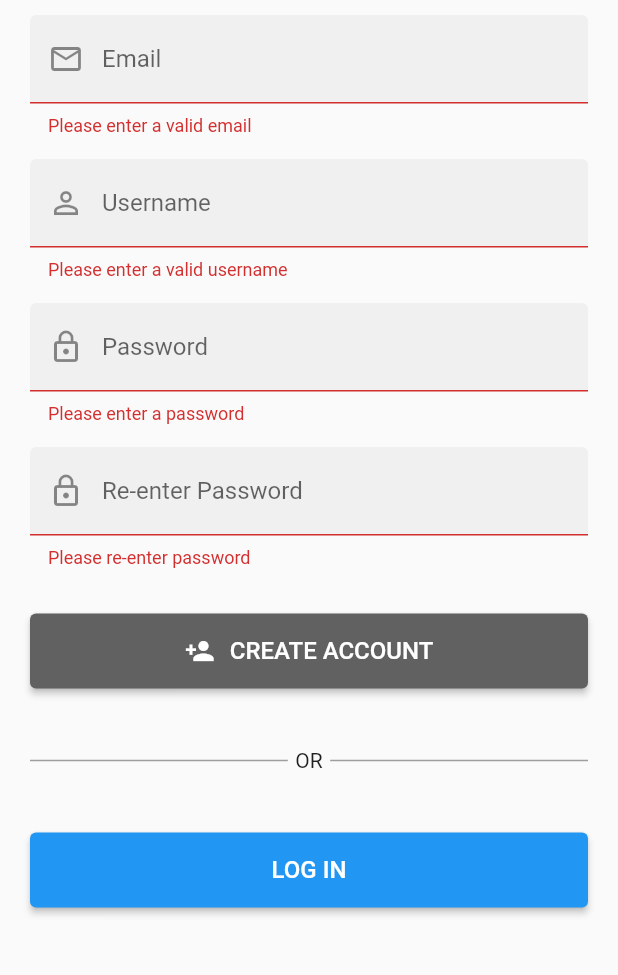
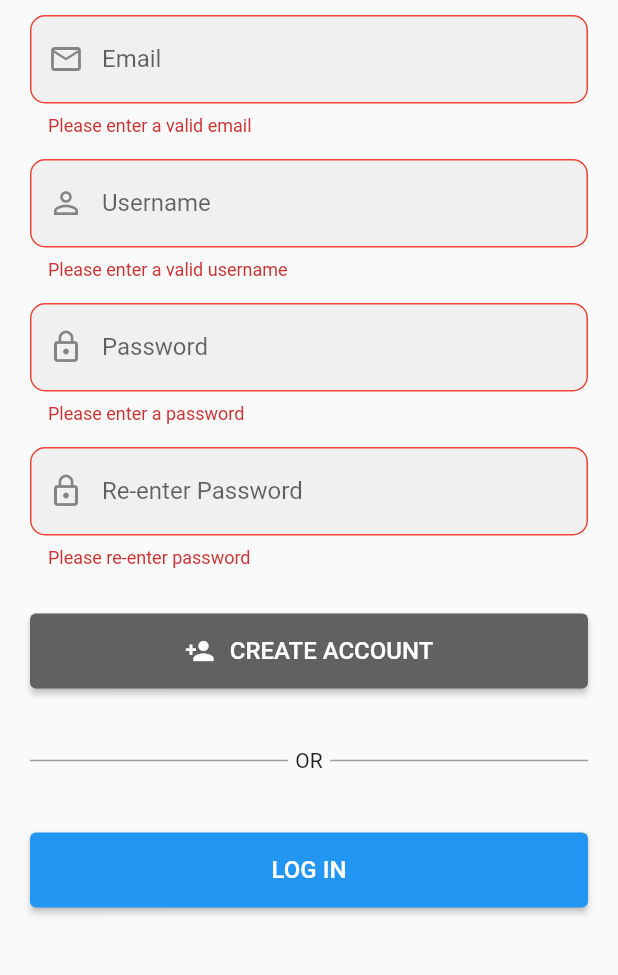
Before and after one commit to PeterRegas/TobogganApp, a Flutter app: the CreateAccountPage screen opened directly, after a tap on "CREATE ACCOUNT", on a phone screen of 412 x 824 dp, the part 180-1155 px from its top. Run offline on Flutter 3.47's test engine with Material 2 defaults, Android fonts, the phone set to English and light mode, and no system bars; our stand-ins replace flutter_map, geocoding, geolocator, latlong2, material_floating_search_bar; network calls fail; Roboto replaces fonts that are missing (Lucida).

Commit message:
updated textfields

```diff
--- a/lib/views/create_account/create_account.dart
+++ b/lib/views/create_account/create_account.dart
@@ -52,6 +52,12 @@ class _CreateAccountState extends State<CreateAccount> {
                 decoration: InputDecoration(
                   prefixIcon: Icon(Icons.mail_outline),
                   label: Text('Email', style: TextStyle(fontSize: 16)),
+                  errorBorder: OutlineInputBorder(
+                      borderRadius: BorderRadius.all(Radius.circular(10.0)),
+                      borderSide: BorderSide(color: Colors.red)),
+                  focusedErrorBorder: OutlineInputBorder(
+                      borderRadius: BorderRadius.all(Radius.circular(10.0)),
+                      borderSide: BorderSide(color: Colors.red)),
                   focusedBorder: OutlineInputBorder(
                       borderRadius: BorderRadius.all(Radius.circular(10.0)),
                       borderSide: BorderSide(color: Colors.blue)),
@@ -77,6 +83,12 @@ class _CreateAccountState extends State<CreateAccount> {
                 decoration: InputDecoration(
                   prefixIcon: Icon(Icons.person_outline),
                   label: Text('Username', style: TextStyle(fontSize: 16)),
+                  errorBorder: OutlineInputBorder(
+                      borderRadius: BorderRadius.all(Radius.circular(10.0)),
+                      borderSide: BorderSide(color: Colors.red)),
+                  focusedErrorBorder: OutlineInputBorder(
+                      borderRadius: BorderRadius.all(Radius.circular(10.0)),
+                      borderSide: BorderSide(color: Colors.red)),
                   focusedBorder: OutlineInputBorder(
                       borderRadius: BorderRadius.all(Radius.circular(10.0)),
                       borderSide: BorderSide(color: Colors.blue)),
@@ -103,6 +115,12 @@ class _CreateAccountState extends State<CreateAccount> {
                 decoration: InputDecoration(
                   prefixIcon: Icon(Icons.lock_outline),
                   label: Text('Password', style: TextStyle(fontSize: 16)),
+                  errorBorder: OutlineInputBorder(
+                      borderRadius: BorderRadius.all(Radius.circular(10.0)),
+                      borderSide: BorderSide(color: Colors.red)),
+                  focusedErrorBorder: OutlineInputBorder(
+                      borderRadius: BorderRadius.all(Radius.circular(10.0)),
+                      borderSide: BorderSide(color: Colors.red)),
                   focusedBorder: OutlineInputBorder(
                       borderRadius: BorderRadius.all(Radius.circular(10.0)),
                       borderSide: BorderSide(color: Colors.blue)),
@@ -133,6 +151,12 @@ class _CreateAccountState extends State<CreateAccount> {
                   prefixIcon: Icon(Icons.lock_outline),
                   label:
                       Text('Re-enter Password', style: TextStyle(fontSize: 16)),
+                  errorBorder: OutlineInputBorder(
+                      borderRadius: BorderRadius.all(Radius.circular(10.0)),
+                      borderSide: BorderSide(color: Colors.red)),
+                  focusedErrorBorder: OutlineInputBorder(
+                      borderRadius: BorderRadius.all(Radius.circular(10.0)),
+                      borderSide: BorderSide(color: Colors.red)),
                   focusedBorder: OutlineInputBorder(
                       borderRadius: BorderRadius.all(Radius.circular(10.0)),
                       borderSide: BorderSide(color: Colors.blue)),
@@ -165,6 +189,9 @@ class _CreateAccountState extends State<CreateAccount> {
                     if (_formKey.currentState!.validate()) {
                       _formKey.currentState!.save();
                       print('$_email $_password $_passConf $_username');
+                      if (Navigator.of(context).canPop()) {
+                        Navigator.of(context).pop();
+                      }
                       Navigator.pushReplacement(context,
                           MaterialPageRoute(builder: (context) => LoginPage()));
                     }
@@ -203,6 +230,9 @@ class _CreateAccountState extends State<CreateAccount> {
                     primary: Colors.blue,
                   ),
                   onPressed: () {
+                    if (Navigator.of(context).canPop()) {
+                      Navigator.of(context).pop();
+                    }
                     Navigator.pushReplacement(
                       context,
                       MaterialPageRoute(builder: (context) => LoginPage()),
```
Also changed, not shown: lib/main.dart (+5 -2 lines), lib/views/login_page/login_page.dart (+18 -0 lines).
